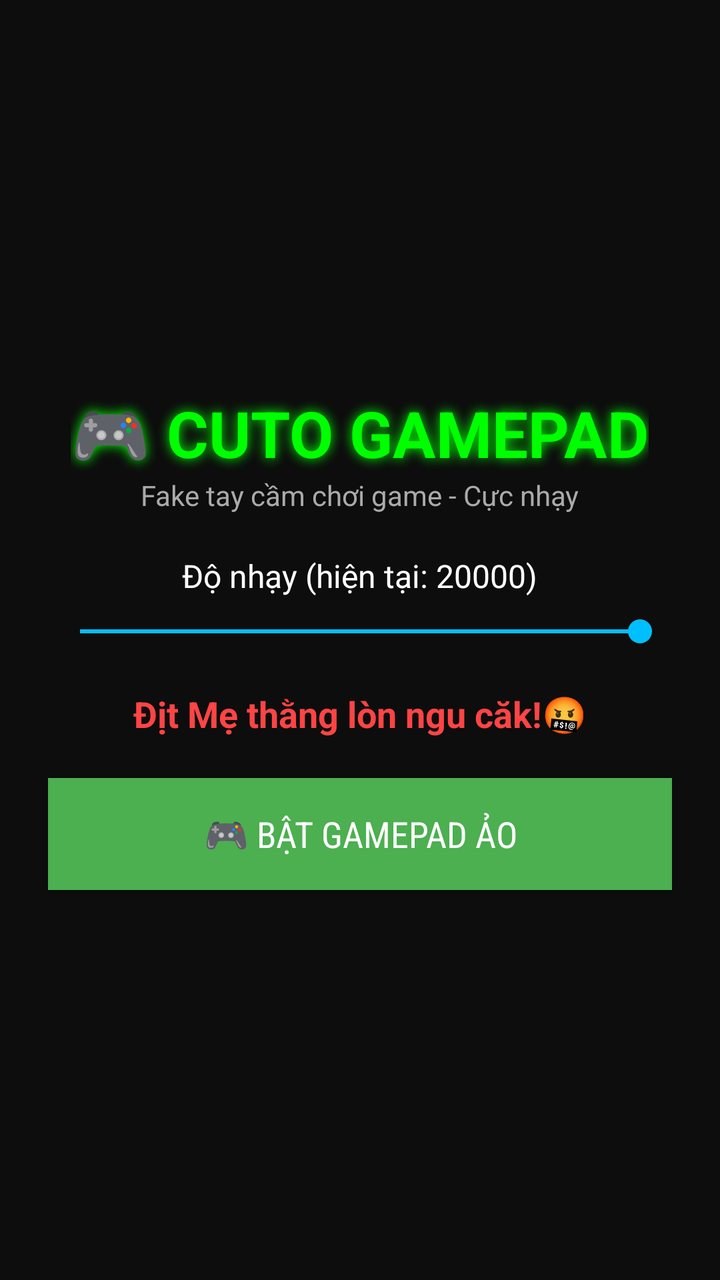
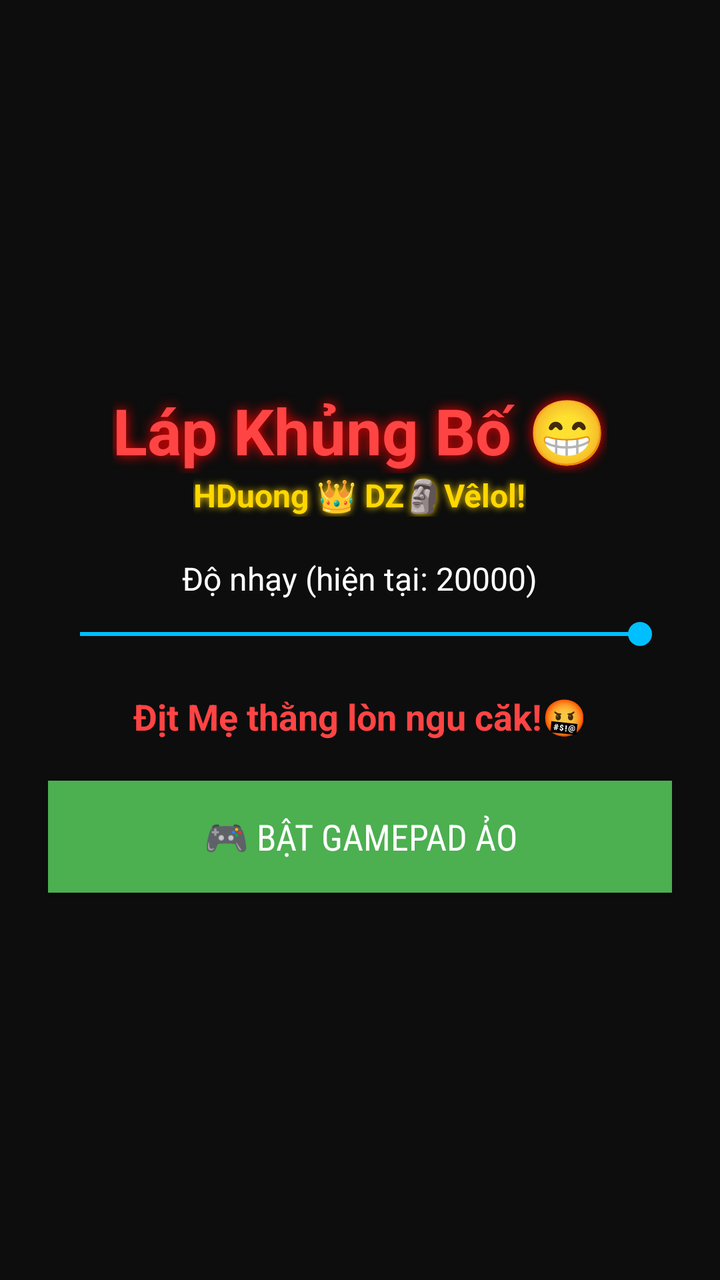

Screens rendered from an Android XML layout before and after an edit, with the pre-edit source and the edit as a unified diff.
<!-- AndroidManifest.xml: application theme Theme.AppCompat.NoActionBar -->
<!-- res/layout/activity_main.xml -->
<?xml version="1.0" encoding="utf-8"?>
<LinearLayout xmlns:android="http://schemas.android.com/apk/res/android"
    android:layout_width="match_parent"
    android:layout_height="match_parent"
    android:orientation="vertical"
    android:gravity="center"
    android:background="#0D0D0D"
    android:padding="24dp">

    <TextView
        android:layout_width="wrap_content"
        android:layout_height="wrap_content"
        android:text="🎮 CUTO GAMEPAD"
        android:textColor="#00FF00"
        android:textSize="32sp"
        android:textStyle="bold"
        android:shadowColor="#00FF00"
        android:shadowDx="0"
        android:shadowDy="0"
        android:shadowRadius="15" />

    <TextView
        android:layout_width="wrap_content"
        android:layout_height="wrap_content"
        android:text="Fake tay cầm chơi game - Cực nhạy"
        android:textColor="#AAAAAA"
        android:textSize="14sp"
        android:layout_marginBottom="20dp" />

    <TextView
        android:id="@+id/tvSensitivityLabel"
        android:layout_width="wrap_content"
        android:layout_height="wrap_content"
        android:text="Độ nhạy (hiện tại: 20000)"
        android:textColor="#FFFFFF"
        android:textSize="16sp"
        android:layout_marginBottom="8dp" />

    <SeekBar
        android:id="@+id/sensitivitySeekBar"
        android:layout_width="match_parent"
        android:layout_height="wrap_content"
        android:max="20000"
        android:progress="20000"
        android:layout_marginBottom="20dp" />

    <TextView
        android:layout_width="wrap_content"
        android:layout_height="wrap_content"
        android:text="Địt Mẹ thằng lòn ngu căk!🤬"
        android:textColor="#FF4444"
        android:textSize="18sp"
        android:textStyle="bold"
        android:layout_marginBottom="20dp" />

    <Button
        android:id="@+id/btnActivate"
        android:layout_width="match_parent"
        android:layout_height="56dp"
        android:text="🎮 BẬT GAMEPAD ẢO"
        android:textSize="18sp"
        android:textColor="#FFFFFF"
        android:background="#4CAF50"
        android:fontFamily="sans-serif-condensed" />

</LinearLayout>
<!-- resources referenced by this layout -->
<resources>
  <style name="Theme.AppCompat.NoActionBar" parent="Theme.AppCompat.Light.NoActionBar">
          <item name="colorPrimary">@color/colorPrimary</item>
          <item name="colorPrimaryDark">@color/colorPrimaryDark</item>
          <item name="colorAccent">@color/colorAccent</item>
      </style>
  <color name="colorPrimary">#FF00FF</color>
  <color name="colorPrimaryDark">#880088</color>
  <color name="colorAccent">#00BFFF</color>
</resources>

<!-- the commit's change to res/layout/activity_main.xml (unified diff, before → after) -->
@@ -7,26 +7,34 @@
     android:background="#0D0D0D"
     android:padding="24dp">
 
+    
     <TextView
         android:layout_width="wrap_content"
         android:layout_height="wrap_content"
-        android:text="🎮 CUTO GAMEPAD"
-        android:textColor="#00FF00"
+        android:text="Láp Khủng Bố 😁"
+        android:textColor="#FF4444"
         android:textSize="32sp"
         android:textStyle="bold"
-        android:shadowColor="#00FF00"
+        android:shadowColor="#FF0000"
         android:shadowDx="0"
         android:shadowDy="0"
         android:shadowRadius="15" />
 
+    
     <TextView
         android:layout_width="wrap_content"
         android:layout_height="wrap_content"
-        android:text="Fake tay cầm chơi game - Cực nhạy"
-        android:textColor="#AAAAAA"
-        android:textSize="14sp"
-        android:layout_marginBottom="20dp" />
+        android:text="HDuong 👑 DZ🗿Vêlol!"
+        android:textColor="#FFD700"
+        android:textSize="16sp"
+        android:textStyle="bold"
+        android:layout_marginBottom="20dp"
+        android:shadowColor="#FFD700"
+        android:shadowDx="0"
+        android:shadowDy="0"
+        android:shadowRadius="8" />
 
+    
     <TextView
         android:id="@+id/tvSensitivityLabel"
         android:layout_width="wrap_content"
@@ -44,6 +52,7 @@
         android:progress="20000"
         android:layout_marginBottom="20dp" />
 
+    
     <TextView
         android:layout_width="wrap_content"
         android:layout_height="wrap_content"
@@ -53,6 +62,7 @@
         android:textStyle="bold"
         android:layout_marginBottom="20dp" />
 
+    
     <Button
         android:id="@+id/btnActivate"
         android:layout_width="match_parent"
